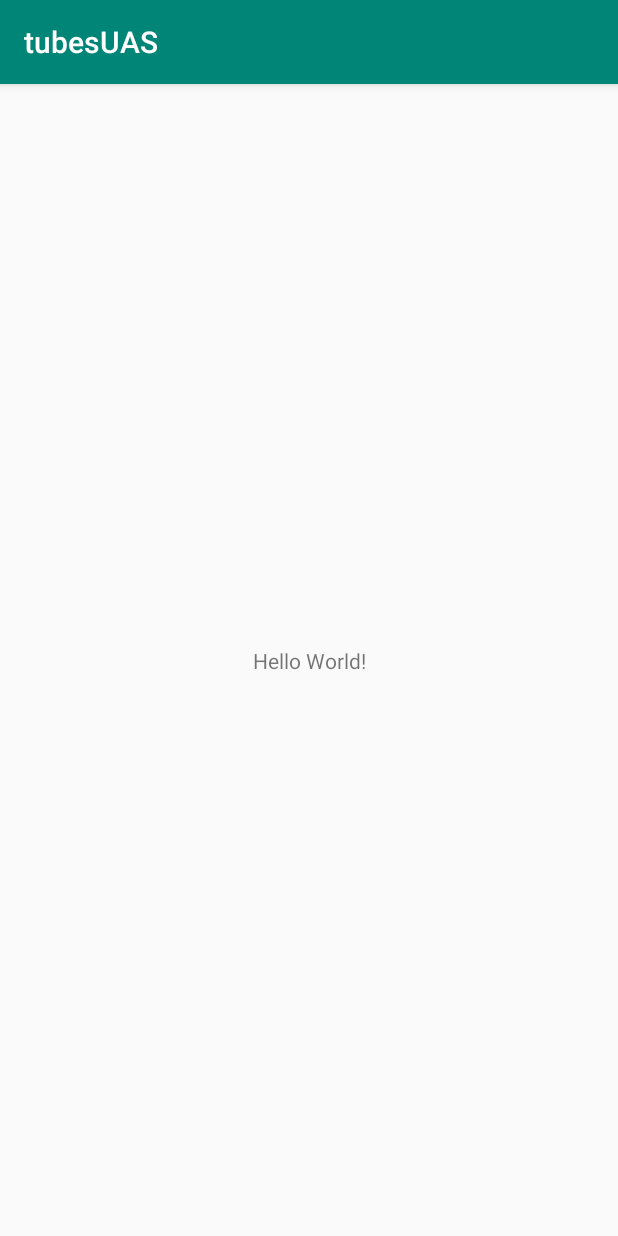
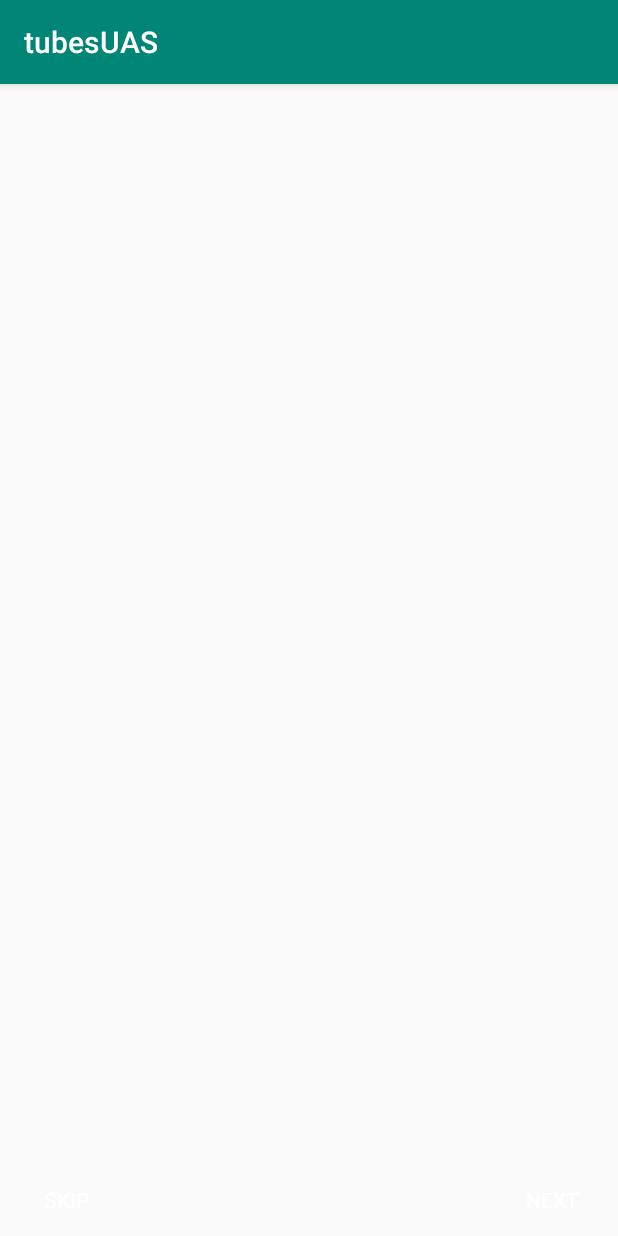
Before and after one commit to tsanyalwan/tubesUAS, an Android app: the screen it shows after launch (MainActivity before the commit, WelcomeActivity after it), on a phone screen of 412 x 824 dp. Run offline under Robolectric (Android 15) with nearby library versions, the phone set to English and light mode, and no system bars.

Commit message:
Splash Screen, Welcome Activity

```diff
--- a/app/src/main/AndroidManifest.xml
+++ b/app/src/main/AndroidManifest.xml
@@ -9,13 +9,15 @@
         android:roundIcon="@mipmap/ic_launcher_round"
         android:supportsRtl="true"
         android:theme="@style/AppTheme">
-        <activity android:name=".MainActivity">
+        <activity android:name=".activities.WelcomeActivity"></activity>
+        <activity android:name=".activities.SplashActivity">
             <intent-filter>
                 <action android:name="android.intent.action.MAIN" />
 
                 <category android:name="android.intent.category.LAUNCHER" />
             </intent-filter>
         </activity>
+        <activity android:name=".activities.MainActivity" />
     </application>
 
 </manifest>
--- a/app/src/main/java/com/example/tubesuas/MainActivity.java
+++ b/app/src/main/java/com/example/tubesuas/activities/MainActivity.java
@@ -1,8 +1,10 @@
-package com.example.tubesuas;
+package com.example.tubesuas.activities;
 
 import androidx.appcompat.app.AppCompatActivity;
 
 import android.os.Bundle;
+
+import com.example.tubesuas.R;
 
 public class MainActivity extends AppCompatActivity {
 
--- /dev/null
+++ b/app/src/main/java/com/example/tubesuas/activities/SplashActivity.java
@@ -0,0 +1,26 @@
+package com.example.tubesuas.activities;
+
+import androidx.appcompat.app.AppCompatActivity;
+
+import android.content.Intent;
+import android.os.Bundle;
+import android.os.Handler;
+
+import com.example.tubesuas.R;
+
+public class SplashActivity extends AppCompatActivity {
+
+    @Override
+    protected void onCreate(Bundle savedInstanceState) {
+        super.onCreate(savedInstanceState);
+        setContentView(R.layout.activity_splash);
+
+        new Handler().postDelayed(new Runnable() {
+            @Override
+            public void run() {
+                startActivity(new Intent(SplashActivity.this,WelcomeActivity.class));
+                finish();
+            }
+        },5000);
+    }
+}
--- /dev/null
+++ b/app/src/main/java/com/example/tubesuas/activities/WelcomeActivity.java
@@ -0,0 +1,141 @@
+package com.example.tubesuas.activities;
+
+import androidx.appcompat.app.AppCompatActivity;
+import androidx.viewpager.widget.PagerAdapter;
+import androidx.viewpager.widget.ViewPager;
+
+import android.content.Context;
+import android.content.Intent;
+import android.os.Bundle;
+import android.text.Html;
+import android.view.LayoutInflater;
+import android.view.View;
+import android.view.ViewGroup;
+import android.widget.Button;
+import android.widget.LinearLayout;
+import android.widget.TextView;
+
+import com.example.tubesuas.R;
+
+public class WelcomeActivity extends AppCompatActivity {
+
+    private ViewPager viewPager;
+    private MyViewPagerAdapter myViewPagerAdapter;
+    private LinearLayout dotsLayout;
+    private TextView[] dots;
+    private int[] layouts;
+    private Button btnSkip, btnNext;
+
+    @Override
+    protected void onCreate(Bundle savedInstanceState) {
+        super.onCreate(savedInstanceState);
+        setContentView(R.layout.activity_welcome);
+
+        viewPager = findViewById(R.id.view_pager);
+        dotsLayout = findViewById(R.id.layoutDots);
+        btnSkip = findViewById(R.id.btn_skip);
+        btnNext = findViewById(R.id.btn_next);
+        //variabel untuk menampung layout yang akan di viewpager kan
+        layouts = new int[]{
+                R.layout.welcome_slide1,
+                R.layout.welcome_slide2,
+                R.layout.welcome_slide3,
+                R.layout.welcome_slide4};
+    }
+
+    private void addBottomDots(int currentPage) {
+        dots = new TextView[layouts.length];
+
+        int[] colorsActive = getResources().getIntArray(R.array.array_dot_active);
+        int[] colorsInactive = getResources().getIntArray(R.array.array_dot_inactive);
+
+        dotsLayout.removeAllViews();
+        for (int i = 0; i < dots.length; i++) {
+            dots[i] = new TextView(this);
+            dots[i].setText(Html.fromHtml("&#8226;"));
+            dots[i].setTextSize(35);
+            dots[i].setTextColor(colorsInactive[currentPage]);
+            dotsLayout.addView(dots[i]);
+        }
+
+        if (dots.length > 0)
+            dots[currentPage].setTextColor(colorsActive[currentPage]);
+    }
+
+    private int getItem(int i) {
+        return viewPager.getCurrentItem() + i;
+    }
+
+    private void launchHomeScreen() {
+        startActivity(new Intent(WelcomeActivity.this, MainActivity.class));
+        finish();
+    }
+
+    //  viewpager change listener
+    ViewPager.OnPageChangeListener viewPagerPageChangeListener = new ViewPager.OnPageChangeListener() {
+
+        @Override
+        public void onPageSelected(int position) {
+            addBottomDots(position);
+
+            // changing the next button text 'NEXT' / 'GOT IT'
+            if (position == layouts.length - 1) {
+                // last page. make button text to GOT IT
+                btnNext.setText(getString(R.string.start));
+                btnSkip.setVisibility(View.GONE);
+            } else {
+                // still pages are left
+                btnNext.setText(getString(R.string.next));
+                btnSkip.setVisibility(View.VISIBLE);
+            }
+        }
+
+        @Override
+        public void onPageScrolled(int arg0, float arg1, int arg2) {
+
+        }
+
+        @Override
+        public void onPageScrollStateChanged(int arg0) {
+
+        }
+    };
+
+    /**
+     * View pager adapter
+     */
+    public class MyViewPagerAdapter extends PagerAdapter {
+        private LayoutInflater layoutInflater;
+
+        public MyViewPagerAdapter() {
+        }
+
+        @Override
+        public Object instantiateItem(ViewGroup container, int position) {
+            layoutInflater = (LayoutInflater) getSystemService(Context.LAYOUT_INFLATER_SERVICE);
+
+            View view = layoutInflater.inflate(layouts[position], container, false);
+            container.addView(view);
+
+            return view;
+        }
+
+        @Override
+        public int getCount() {
+            return layouts.length;
+        }
+
+        @Override
+        public boolean isViewFromObject(View view, Object obj) {
+            return view == obj;
+        }
+
+
+        @Override
+        public void destroyItem(ViewGroup container, int position, Object object) {
+            View view = (View) object;
+            container.removeView(view);
+        }
+    }
+
+}
--- a/app/src/main/res/layout/activity_main.xml
+++ b/app/src/main/res/layout/activity_main.xml
@@ -4,7 +4,7 @@
     xmlns:tools="http://schemas.android.com/tools"
     android:layout_width="match_parent"
     android:layout_height="match_parent"
-    tools:context=".MainActivity">
+    tools:context=".activities.MainActivity">
 
     <TextView
         android:layout_width="wrap_content"
--- /dev/null
+++ b/app/src/main/res/layout/activity_welcome.xml
@@ -0,0 +1,49 @@
+<?xml version="1.0" encoding="utf-8"?>
+<RelativeLayout xmlns:android="http://schemas.android.com/apk/res/android"
+    xmlns:app="http://schemas.android.com/apk/res-auto"
+    xmlns:tools="http://schemas.android.com/tools"
+    android:layout_width="match_parent"
+    android:layout_height="match_parent"
+    tools:showIn="@layout/activity_welcome">
+
+    <androidx.viewpager.widget.ViewPager
+        android:id="@+id/view_pager"
+        android:layout_width="match_parent"
+        android:layout_height="match_parent" />
+
+    <LinearLayout
+        android:id="@+id/layoutDots"
+        android:layout_width="match_parent"
+        android:layout_height="30dp"
+        android:layout_alignParentBottom="true"
+        android:layout_marginBottom="20dp"
+        android:gravity="center"
+        android:orientation="horizontal"></LinearLayout>
+
+    <View
+        android:layout_width="match_parent"
+        android:layout_height="1dp"
+        android:alpha=".5"
+        android:layout_above="@id/layoutDots"
+        android:background="@android:color/white" />
+
+    <Button
+        android:id="@+id/btn_next"
+        android:layout_width="wrap_content"
+        android:layout_height="wrap_content"
+        android:layout_alignParentBottom="true"
+        android:layout_alignParentRight="true"
+        android:background="@null"
+        android:text="@string/next"
+        android:textColor="@android:color/white" />
+
+    <Button
+        android:id="@+id/btn_skip"
+        android:layout_width="wrap_content"
+        android:layout_height="wrap_content"
+        android:layout_alignParentBottom="true"
+        android:layout_alignParentLeft="true"
+        android:background="@null"
+        android:text="@string/skip"
+        android:textColor="@android:color/white" />
+</RelativeLayout>
--- /dev/null
+++ b/app/src/main/res/layout/welcome_slide1.xml
@@ -0,0 +1,6 @@
+<?xml version="1.0" encoding="utf-8"?>
+<LinearLayout xmlns:android="http://schemas.android.com/apk/res/android"
+    android:orientation="vertical" android:layout_width="match_parent"
+    android:layout_height="match_parent">
+
+</LinearLayout>
--- /dev/null
+++ b/app/src/main/res/layout/welcome_slide2.xml
@@ -0,0 +1,6 @@
+<?xml version="1.0" encoding="utf-8"?>
+<LinearLayout xmlns:android="http://schemas.android.com/apk/res/android"
+    android:orientation="vertical" android:layout_width="match_parent"
+    android:layout_height="match_parent">
+
+</LinearLayout>
--- /dev/null
+++ b/app/src/main/res/layout/welcome_slide3.xml
@@ -0,0 +1,6 @@
+<?xml version="1.0" encoding="utf-8"?>
+<LinearLayout xmlns:android="http://schemas.android.com/apk/res/android"
+    android:orientation="vertical" android:layout_width="match_parent"
+    android:layout_height="match_parent">
+
+</LinearLayout>
--- /dev/null
+++ b/app/src/main/res/layout/welcome_slide4.xml
@@ -0,0 +1,6 @@
+<?xml version="1.0" encoding="utf-8"?>
+<LinearLayout xmlns:android="http://schemas.android.com/apk/res/android"
+    android:orientation="vertical" android:layout_width="match_parent"
+    android:layout_height="match_parent">
+
+</LinearLayout>
--- a/app/src/main/res/values/colors.xml
+++ b/app/src/main/res/values/colors.xml
@@ -3,4 +3,38 @@
     <color name="colorPrimary">#008577</color>
     <color name="colorPrimaryDark">#00574B</color>
     <color name="colorAccent">#D81B60</color>
+    <color name="hitam">#000000</color>
+    <color name="white">#FFFFFF</color>
+
+    <!-- Screens background color-->
+    <color name="bg_screen1">#f64c73</color>
+    <color name="bg_screen2">#20d2bb</color>
+    <color name="bg_screen3">#3395ff</color>
+    <color name="bg_screen4">#c873f4</color>
+
+    <!-- dots inactive colors -->
+    <color name="dot_dark_screen1">#d1395c</color>
+    <color name="dot_dark_screen2">#14a895</color>
+    <color name="dot_dark_screen3">#2278d4</color>
+    <color name="dot_dark_screen4">#a854d4</color>
+
+    <!-- dots active colors -->
+    <color name="dot_light_screen1">#f98da5</color>
+    <color name="dot_light_screen2">#8cf9eb</color>
+    <color name="dot_light_screen3">#93c6fd</color>
+    <color name="dot_light_screen4">#e4b5fc</color>
+
+    <array name="array_dot_active">
+        <item>@color/dot_light_screen1</item>
+        <item>@color/dot_light_screen2</item>
+        <item>@color/dot_light_screen3</item>
+        <item>@color/dot_light_screen4</item>
+    </array>
+
+    <array name="array_dot_inactive">
+        <item>@color/dot_dark_screen1</item>
+        <item>@color/dot_dark_screen2</item>
+        <item>@color/dot_dark_screen3</item>
+        <item>@color/dot_dark_screen4</item>
+    </array>
 </resources>
--- a/app/src/main/res/values/strings.xml
+++ b/app/src/main/res/values/strings.xml
@@ -1,3 +1,6 @@
 <resources>
     <string name="app_name">tubesUAS</string>
+    <string name="next">Next</string>
+    <string name="skip">Skip</string>
+    <string name="start">Got It</string>
 </resources>
```
Also changed, not shown: app/src/main/res/layout/activity_splash.xml (added, +34 -0 lines), app/src/main/res/drawable-v24/logo.png (added), 7 other files.
